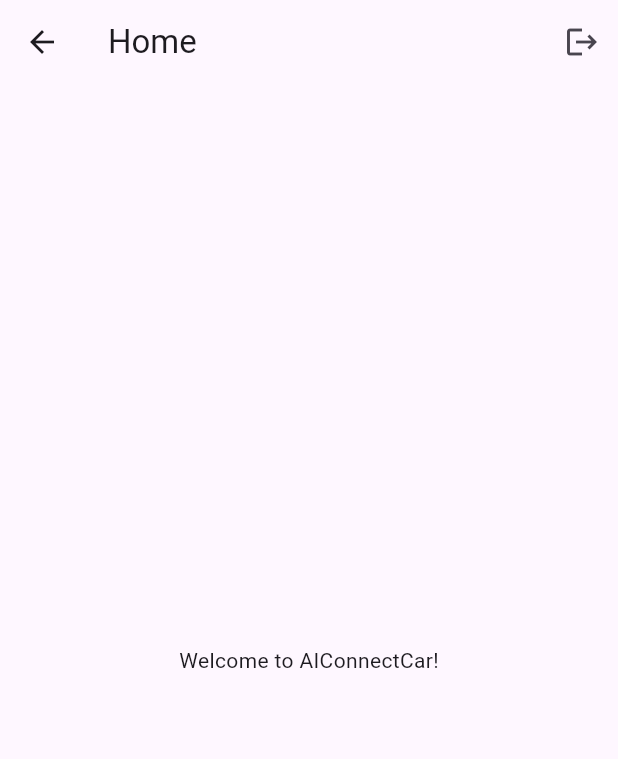
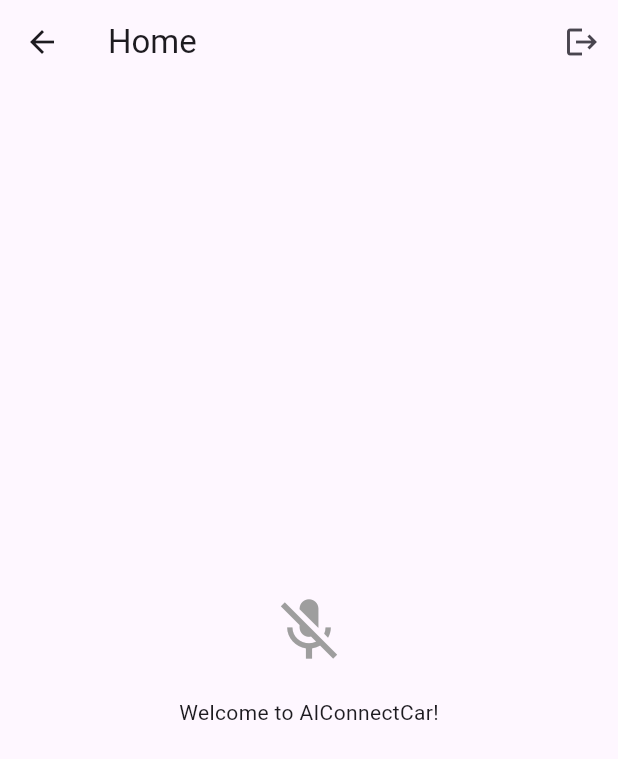
Before and after one commit to emptybiin/aiconnectcar, a Flutter app: the HomeScreen screen opened by its route, on a phone screen of 412 x 824 dp. Shown: the top 759 px of the screen. Run offline on Flutter 3.47's test engine with Material 3 defaults, Android fonts, the phone set to English and light mode, and no system bars; our stand-ins replace firebase_auth, firebase_core, firebase_database, flutter_tts; accounts and stored records are empty.

```diff
--- a/lib/features/home/home_screen.dart
+++ b/lib/features/home/home_screen.dart
@@ -1,3 +1,4 @@
+import 'package:aiconnectcar/features/home/widgets/voice_animation.dart';
 import 'package:flutter/material.dart';
 import 'package:firebase_auth/firebase_auth.dart';
 import 'package:firebase_database/firebase_database.dart';
@@ -16,6 +17,7 @@ class _HomeScreenState extends State<HomeScreen> {
   final FlutterTts _flutterTts = FlutterTts();
   User? _user;
   String? _vehicleNumber;
+  bool _isSpeaking = false; // 음성 재생 상태를 나타내는 변수
 
   @override
   void initState() {
@@ -31,12 +33,21 @@ class _HomeScreenState extends State<HomeScreen> {
 
   void _initializeTts() {
     _flutterTts.setStartHandler(() {
+      setState(() {
+        _isSpeaking = true; // 음성 재생 시작 시 상태를 true로 설정
+      });
       print("TTS playing");
     });
     _flutterTts.setCompletionHandler(() {
+      setState(() {
+        _isSpeaking = false; // 음성 재생 완료 시 상태를 false로 설정
+      });
       print("TTS complete");
     });
     _flutterTts.setErrorHandler((msg) {
+      setState(() {
+        _isSpeaking = false; // 음성 재생 오류 시 상태를 false로 설정
+      });
       print("TTS error: $msg");
     });
   }
@@ -111,7 +122,14 @@ class _HomeScreenState extends State<HomeScreen> {
         ],
       ),
       body: Center(
-        child: Text('Welcome to AIConnectCar!'),
+        child: Column(
+          mainAxisAlignment: MainAxisAlignment.center,
+          children: [
+            VoiceAnimation(isSpeaking: _isSpeaking), // 애니메이션 위젯 추가
+            SizedBox(height: 20),
+            Text('Welcome to AIConnectCar!'),
+          ],
+        ),
       ),
     );
   }
--- /dev/null
+++ b/lib/features/home/widgets/voice_animation.dart
@@ -0,0 +1,39 @@
+import 'package:flutter/material.dart';
+
+class VoiceAnimation extends StatefulWidget {
+  final bool isSpeaking;
+
+  VoiceAnimation({required this.isSpeaking});
+
+  @override
+  _VoiceAnimationState createState() => _VoiceAnimationState();
+}
+
+class _VoiceAnimationState extends State<VoiceAnimation> with SingleTickerProviderStateMixin {
+  late AnimationController _controller;
+
+  @override
+  void initState() {
+    super.initState();
+    _controller = AnimationController(
+      duration: const Duration(seconds: 1),
+      vsync: this,
+    )..repeat(reverse: true);
+  }
+
+  @override
+  void dispose() {
+    _controller.dispose();
+    super.dispose();
+  }
+
+  @override
+  Widget build(BuildContext context) {
+    return widget.isSpeaking
+        ? ScaleTransition(
+      scale: Tween(begin: 1.0, end: 1.5).animate(_controller),
+      child: Icon(Icons.mic, color: Colors.blue, size: 50),
+    )
+        : Icon(Icons.mic_off, color: Colors.grey, size: 50);
+  }
+}
--- a/pubspec.yaml
+++ b/pubspec.yaml
@@ -39,6 +39,7 @@ dependencies:
   firebase_auth: ^4.0.0
   firebase_database: ^10.0.0
   flutter_tts: ^3.4.0
+  url_launcher: ^6.0.3
 
 dev_dependencies:
   flutter_test:
```
Also changed, not shown: pubspec.lock, 4 other files.
